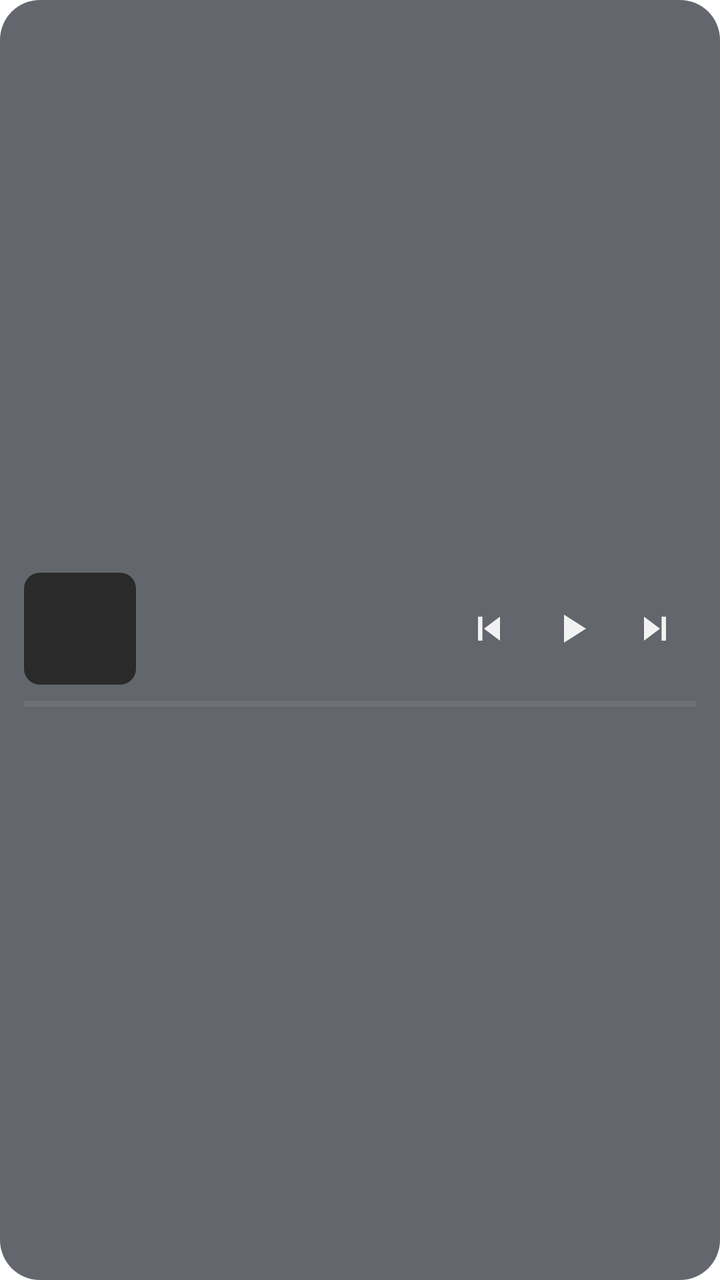
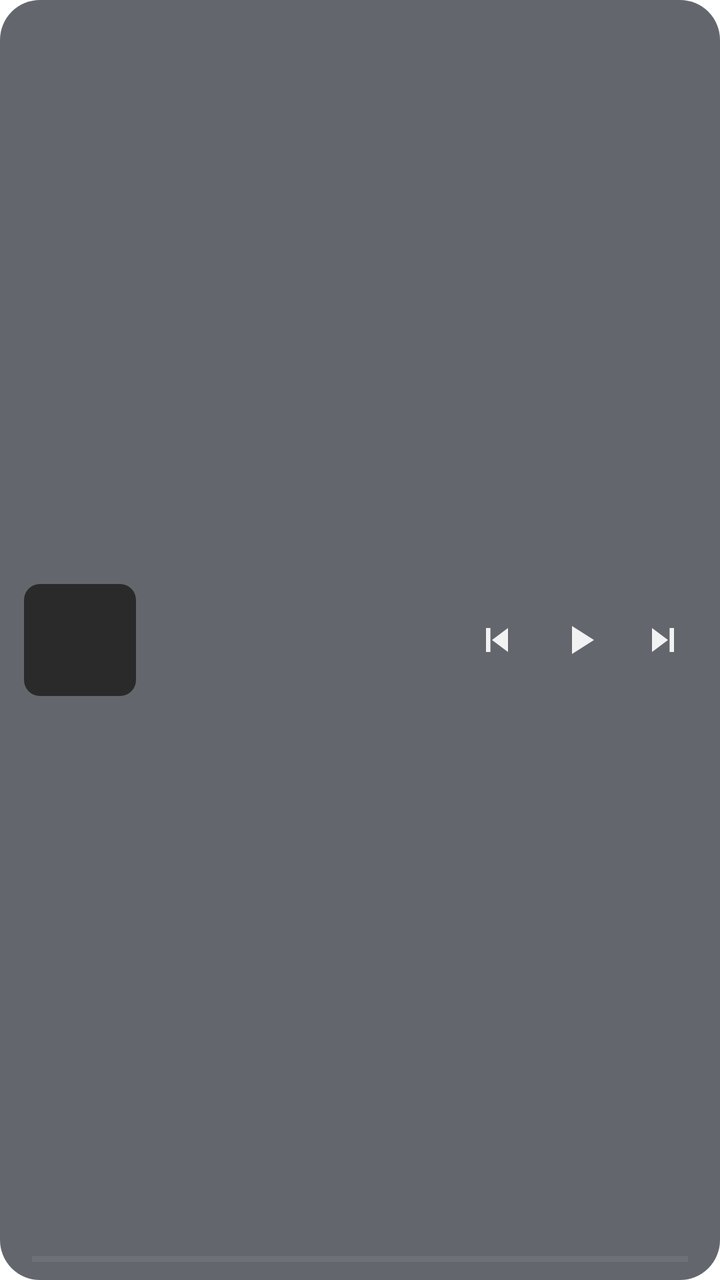

Screens rendered from an Android XML layout before and after an edit, with the pre-edit source and the edit as a unified diff.
<!-- AndroidManifest.xml: fallback theme Theme.MaterialComponents.DayNight.NoActionBar -->
<!-- res/layout/jukebox_widget.xml -->
<?xml version="1.0" encoding="utf-8"?>
<FrameLayout xmlns:android="http://schemas.android.com/apk/res/android"
  android:id="@+id/jukebox_widget_root"
  android:layout_width="match_parent" android:layout_height="match_parent">
  <ImageView android:id="@+id/jukebox_widget_glass"
    android:layout_width="match_parent" android:layout_height="match_parent"
    android:src="@drawable/jukebox_widget_background" android:scaleType="fitXY"
    android:importantForAccessibility="no" />
  <LinearLayout android:layout_width="match_parent" android:layout_height="match_parent"
    android:orientation="vertical" android:gravity="center_vertical" android:padding="12dp">
    <LinearLayout android:layout_width="match_parent" android:layout_height="wrap_content"
      android:orientation="horizontal" android:gravity="center_vertical">
  <ImageView
    android:id="@+id/jukebox_widget_art"
    android:layout_width="56dp"
    android:layout_height="56dp"
    android:background="@drawable/jukebox_widget_art_placeholder"
    android:contentDescription="@string/jukebox_widget_art"
    android:scaleType="centerCrop" />

  <LinearLayout
    android:layout_width="0dp"
    android:layout_height="wrap_content"
    android:layout_marginStart="12dp"
    android:layout_weight="1"
    android:orientation="vertical">

    <TextView
      android:id="@+id/jukebox_widget_title"
      android:layout_width="match_parent"
      android:layout_height="wrap_content"
      android:ellipsize="end"
      android:maxLines="1"
      android:textColor="#EDEDED"
      android:textSize="14sp" />

    <TextView
      android:id="@+id/jukebox_widget_artist"
      android:layout_width="match_parent"
      android:layout_height="wrap_content"
      android:ellipsize="end"
      android:layout_marginTop="2dp"
      android:maxLines="1"
      android:textColor="#D2D6DE"
      android:textSize="12sp" />
  </LinearLayout>

  <ImageButton
    android:id="@+id/jukebox_widget_previous"
    android:layout_width="40dp"
    android:layout_height="40dp"
    android:background="?android:attr/selectableItemBackgroundBorderless"
    android:contentDescription="@string/jukebox_widget_previous"
    android:padding="8dp"
    android:src="@drawable/jukebox_ic_previous" />

  <ImageButton
    android:id="@+id/jukebox_widget_toggle"
    android:layout_width="44dp"
    android:layout_height="44dp"
    android:background="?android:attr/selectableItemBackgroundBorderless"
    android:contentDescription="@string/jukebox_widget_toggle"
    android:padding="8dp"
    android:src="@drawable/jukebox_ic_play" />

  <ImageButton
    android:id="@+id/jukebox_widget_next"
    android:layout_width="40dp"
    android:layout_height="40dp"
    android:background="?android:attr/selectableItemBackgroundBorderless"
    android:contentDescription="@string/jukebox_widget_next"
    android:padding="8dp"
    android:src="@drawable/jukebox_ic_next" />

    </LinearLayout>
    <ProgressBar android:id="@+id/jukebox_widget_progress"
      style="?android:attr/progressBarStyleHorizontal"
      android:layout_width="match_parent" android:layout_height="3dp"
      android:layout_marginTop="8dp" android:max="1000" android:progress="0"
      android:indeterminate="false" android:progressTint="#F2F2F2"
      android:progressBackgroundTint="#40FFFFFF"
      android:contentDescription="@string/jukebox_widget_progress" />
  </LinearLayout>
</FrameLayout>
<!-- resources referenced by this layout -->
<resources>
  <!-- drawable jukebox_ic_next (drawable) -->
  <vector xmlns:android="http://schemas.android.com/apk/res/android"
    android:width="24dp" android:height="24dp"
    android:viewportWidth="24" android:viewportHeight="24"
    android:tint="#F2F2F2">
    <path android:fillColor="@android:color/white" android:pathData="M6,6 L14,12 L6,18 Z" />
    <path android:fillColor="@android:color/white" android:pathData="M14.8,6 h2.2 v12 h-2.2 z" />
  </vector>
  <!-- drawable jukebox_ic_play (drawable) -->
  <vector xmlns:android="http://schemas.android.com/apk/res/android"
    android:width="24dp" android:height="24dp"
    android:viewportWidth="24" android:viewportHeight="24"
    android:tint="#F2F2F2">
    <path android:fillColor="@android:color/white" android:pathData="M8,5 L19,12 L8,19 Z" />
  </vector>
  <!-- drawable jukebox_ic_previous (drawable) -->
  <vector xmlns:android="http://schemas.android.com/apk/res/android"
    android:width="24dp" android:height="24dp"
    android:viewportWidth="24" android:viewportHeight="24"
    android:tint="#F2F2F2">
    <path android:fillColor="@android:color/white" android:pathData="M7,6 h2.2 v12 h-2.2 z" />
    <path android:fillColor="@android:color/white" android:pathData="M18,6 L18,18 L10,12 Z" />
  </vector>
  <!-- drawable jukebox_widget_art_placeholder (drawable) -->
  <?xml version="1.0" encoding="utf-8"?>
  <shape xmlns:android="http://schemas.android.com/apk/res/android"
    android:shape="rectangle">
    <solid android:color="#2A2A2A" />
    <corners android:radius="8dp" />
  </shape>
  <!-- drawable jukebox_widget_background (drawable) -->
  <?xml version="1.0" encoding="utf-8"?>
  <shape xmlns:android="http://schemas.android.com/apk/res/android"
    android:shape="rectangle">
    <solid android:color="#B3222730" />
    <corners android:radius="20dp" />
  </shape>
  <string name="jukebox_widget_art">Album art</string>
  <string name="jukebox_widget_next">Next track</string>
  <string name="jukebox_widget_previous">Previous track</string>
  <string name="jukebox_widget_progress">Song progress</string>
  <string name="jukebox_widget_toggle">Play or pause</string>
</resources>

<!-- the commit's change to res/layout/jukebox_widget.xml (unified diff, before → after) -->
@@ -6,79 +6,88 @@
     android:layout_width="match_parent" android:layout_height="match_parent"
     android:src="@drawable/jukebox_widget_background" android:scaleType="fitXY"
     android:importantForAccessibility="no" />
-  <LinearLayout android:layout_width="match_parent" android:layout_height="match_parent"
-    android:orientation="vertical" android:gravity="center_vertical" android:padding="12dp">
-    <LinearLayout android:layout_width="match_parent" android:layout_height="wrap_content"
-      android:orientation="horizontal" android:gravity="center_vertical">
-  <ImageView
-    android:id="@+id/jukebox_widget_art"
-    android:layout_width="56dp"
-    android:layout_height="56dp"
-    android:background="@drawable/jukebox_widget_art_placeholder"
-    android:contentDescription="@string/jukebox_widget_art"
-    android:scaleType="centerCrop" />
 
   <LinearLayout
-    android:layout_width="0dp"
+    android:layout_width="match_parent"
     android:layout_height="wrap_content"
-    android:layout_marginStart="12dp"
-    android:layout_weight="1"
-    android:orientation="vertical">
+    android:layout_gravity="center_vertical"
+    android:gravity="center_vertical"
+    android:orientation="horizontal"
+    android:paddingStart="12dp"
+    android:paddingEnd="8dp">
 
-    <TextView
-      android:id="@+id/jukebox_widget_title"
-      android:layout_width="match_parent"
+    <ImageView
+      android:id="@+id/jukebox_widget_art"
+      android:layout_width="56dp"
+      android:layout_height="56dp"
+      android:background="@drawable/jukebox_widget_art_placeholder"
+      android:contentDescription="@string/jukebox_widget_art"
+      android:scaleType="centerCrop" />
+
+    <LinearLayout
+      android:layout_width="0dp"
       android:layout_height="wrap_content"
-      android:ellipsize="end"
-      android:maxLines="1"
-      android:textColor="#EDEDED"
-      android:textSize="14sp" />
+      android:layout_marginStart="12dp"
+      android:layout_weight="1"
+      android:orientation="vertical">
 
-    <TextView
-      android:id="@+id/jukebox_widget_artist"
-      android:layout_width="match_parent"
-      android:layout_height="wrap_content"
-      android:ellipsize="end"
-      android:layout_marginTop="2dp"
-      android:maxLines="1"
-      android:textColor="#D2D6DE"
-      android:textSize="12sp" />
+      <TextView
+        android:id="@+id/jukebox_widget_title"
+        android:layout_width="match_parent"
+        android:layout_height="wrap_content"
+        android:ellipsize="end"
+        android:maxLines="1"
+        android:textColor="#EDEDED"
+        android:textSize="14sp" />
+
+      <TextView
+        android:id="@+id/jukebox_widget_artist"
+        android:layout_width="match_parent"
+        android:layout_height="wrap_content"
+        android:ellipsize="end"
+        android:layout_marginTop="2dp"
+        android:maxLines="1"
+        android:textColor="#D2D6DE"
+        android:textSize="12sp" />
+    </LinearLayout>
+
+    <ImageButton
+      android:id="@+id/jukebox_widget_previous"
+      android:layout_width="40dp"
+      android:layout_height="40dp"
+      android:background="?android:attr/selectableItemBackgroundBorderless"
+      android:contentDescription="@string/jukebox_widget_previous"
+      android:padding="8dp"
+      android:src="@drawable/jukebox_ic_previous" />
+
+    <ImageButton
+      android:id="@+id/jukebox_widget_toggle"
+      android:layout_width="44dp"
+      android:layout_height="44dp"
+      android:background="?android:attr/selectableItemBackgroundBorderless"
+      android:contentDescription="@string/jukebox_widget_toggle"
+      android:padding="8dp"
+      android:src="@drawable/jukebox_ic_play" />
+
+    <ImageButton
+      android:id="@+id/jukebox_widget_next"
+      android:layout_width="40dp"
+      android:layout_height="40dp"
+      android:background="?android:attr/selectableItemBackgroundBorderless"
+      android:contentDescription="@string/jukebox_widget_next"
+      android:padding="8dp"
+      android:src="@drawable/jukebox_ic_next" />
   </LinearLayout>
 
-  <ImageButton
-    android:id="@+id/jukebox_widget_previous"
-    android:layout_width="40dp"
-    android:layout_height="40dp"
-    android:background="?android:attr/selectableItemBackgroundBorderless"
-    android:contentDescription="@string/jukebox_widget_previous"
-    android:padding="8dp"
-    android:src="@drawable/jukebox_ic_previous" />
-
-  <ImageButton
-    android:id="@+id/jukebox_widget_toggle"
-    android:layout_width="44dp"
-    android:layout_height="44dp"
-    android:background="?android:attr/selectableItemBackgroundBorderless"
-    android:contentDescription="@string/jukebox_widget_toggle"
-    android:padding="8dp"
-    android:src="@drawable/jukebox_ic_play" />
-
-  <ImageButton
-    android:id="@+id/jukebox_widget_next"
-    android:layout_width="40dp"
-    android:layout_height="40dp"
-    android:background="?android:attr/selectableItemBackgroundBorderless"
-    android:contentDescription="@string/jukebox_widget_next"
-    android:padding="8dp"
-    android:src="@drawable/jukebox_ic_next" />
-
-    </LinearLayout>
-    <ProgressBar android:id="@+id/jukebox_widget_progress"
-      style="?android:attr/progressBarStyleHorizontal"
-      android:layout_width="match_parent" android:layout_height="3dp"
-      android:layout_marginTop="8dp" android:max="1000" android:progress="0"
-      android:indeterminate="false" android:progressTint="#F2F2F2"
-      android:progressBackgroundTint="#40FFFFFF"
-      android:contentDescription="@string/jukebox_widget_progress" />
-  </LinearLayout>
+  
+  <ProgressBar android:id="@+id/jukebox_widget_progress"
+    style="?android:attr/progressBarStyleHorizontal"
+    android:layout_width="match_parent" android:layout_height="3dp"
+    android:layout_gravity="bottom"
+    android:layout_marginStart="16dp" android:layout_marginEnd="16dp"
+    android:layout_marginBottom="9dp"
+    android:max="1000" android:progress="0"
+    android:indeterminate="false" android:progressTint="#F2F2F2"
+    android:progressBackgroundTint="#40FFFFFF"
+    android:contentDescription="@string/jukebox_widget_progress" />
 </FrameLayout>
